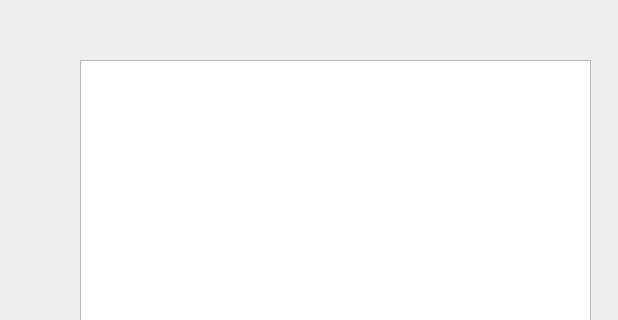
The window that apiHookGui/mainwindow.ui (qgjyf2001/WinapiInspect) describes before a commit, drawn with Qt 5; both pictures show x 600 to 1218 and y 0 to 320 of the 1218 by 728 pixel window.
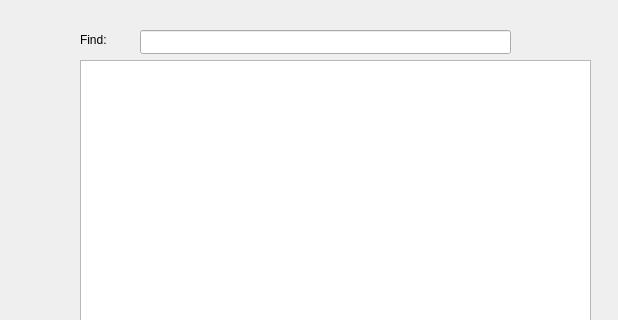
The same window after the commit.

```diff
--- a/apiHookGui/mainwindow.ui
+++ b/apiHookGui/mainwindow.ui
@@ -315,6 +315,29 @@
  Add DLL</string>
     </property>
    </widget>
+   <widget class="QLabel" name="label_4">
+    <property name="geometry">
+     <rect>
+      <x>680</x>
+      <y>30</y>
+      <width>41</width>
+      <height>19</height>
+     </rect>
+    </property>
+    <property name="text">
+     <string>Find:</string>
+    </property>
+   </widget>
+   <widget class="QLineEdit" name="lineEdit">
+    <property name="geometry">
+     <rect>
+      <x>740</x>
+      <y>30</y>
+      <width>371</width>
+      <height>24</height>
+     </rect>
+    </property>
+   </widget>
   </widget>
   <widget class="QMenuBar" name="menubar">
    <property name="geometry">
```
